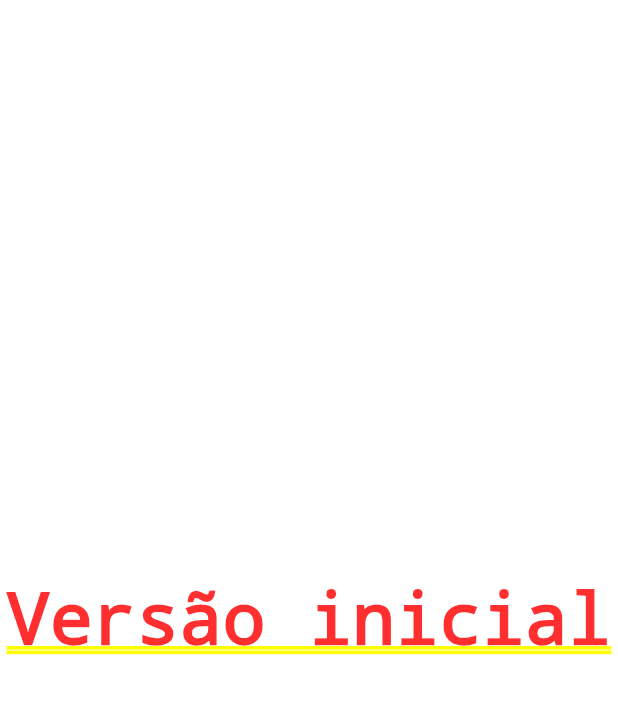
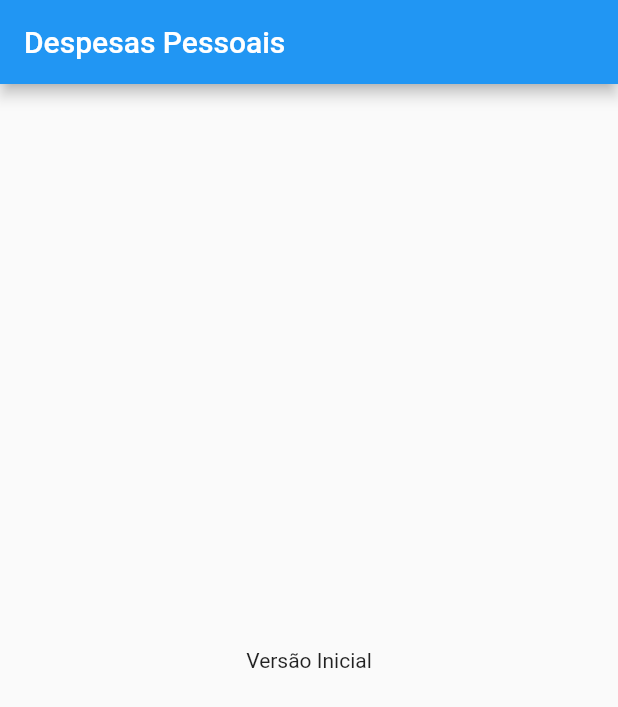
Before and after one commit to mabi00/expenses, a Flutter app: the screen it shows after launch, on a phone screen of 412 x 824 dp. Shown: the top 707 px of the screen. Run offline on Flutter 3.47's test engine with Material 2 defaults, Android fonts, the phone set to English and light mode, and no system bars.

Commit message:
fix const type problems

```diff
--- a/lib/main.dart
+++ b/lib/main.dart
@@ -1,13 +1,13 @@
 import 'package:flutter/material.dart';
 
-main() => runApp(ExpensesApp());
+main() => runApp(const ExpensesApp());
 
 class ExpensesApp  extends StatelessWidget {
   const ExpensesApp ({super.key});
 
   @override
   Widget build(BuildContext context) {
-    return MaterialApp(
+    return const MaterialApp(
       home: MyHomePage()
     );
   }
@@ -18,8 +18,11 @@ class MyHomePage extends StatelessWidget {
 
   @override
   Widget build(BuildContext context) {
-    return Center(
-      child: Text('Versão inicial')
+    return Scaffold(
+      appBar: AppBar(
+        title: const Text('Despesas Pessoais'),
+      ),
+      body: const Center(child: Text('Versão Inicial')),
     );
   }
 }
```
